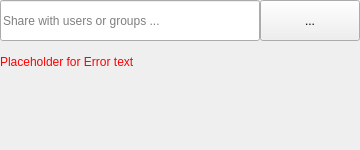
The window that src/gui/shareusergroupwidget.ui (yufish/desktop) describes before a commit, drawn with Qt 5.
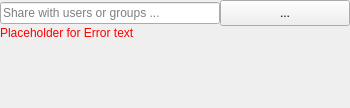
The same window after the commit.

Commit message:
Changes SizePolicy of the windows and sizes.
- Using Fixed as size policy it gives a much smoother user experience
when windows size dinamically changes.

```diff
--- a/src/gui/shareusergroupwidget.ui
+++ b/src/gui/shareusergroupwidget.ui
@@ -6,25 +6,25 @@
    <rect>
     <x>0</x>
     <y>0</y>
-    <width>360</width>
-    <height>150</height>
+    <width>350</width>
+    <height>120</height>
    </rect>
   </property>
   <property name="sizePolicy">
-   <sizepolicy hsizetype="Minimum" vsizetype="Minimum">
+   <sizepolicy hsizetype="Fixed" vsizetype="Minimum">
     <horstretch>0</horstretch>
     <verstretch>0</verstretch>
    </sizepolicy>
   </property>
   <property name="minimumSize">
    <size>
-    <width>360</width>
-    <height>0</height>
+    <width>350</width>
+    <height>120</height>
    </size>
   </property>
   <property name="maximumSize">
    <size>
-    <width>16777215</width>
+    <width>350</width>
     <height>16777215</height>
    </size>
   </property>
@@ -36,7 +36,7 @@
     <number>0</number>
    </property>
    <property name="sizeConstraint">
-    <enum>QLayout::SetMinimumSize</enum>
+    <enum>QLayout::SetFixedSize</enum>
    </property>
    <property name="leftMargin">
     <number>0</number>
@@ -56,7 +56,7 @@
       <number>0</number>
      </property>
      <property name="sizeConstraint">
-      <enum>QLayout::SetMinimumSize</enum>
+      <enum>QLayout::SetFixedSize</enum>
      </property>
      <property name="leftMargin">
       <number>0</number>
@@ -73,14 +73,14 @@
      <item>
       <widget class="QLineEdit" name="shareeLineEdit">
        <property name="sizePolicy">
-        <sizepolicy hsizetype="Minimum" vsizetype="Minimum">
+        <sizepolicy hsizetype="Maximum" vsizetype="Maximum">
          <horstretch>0</horstretch>
          <verstretch>0</verstretch>
         </sizepolicy>
        </property>
        <property name="minimumSize">
         <size>
-         <width>260</width>
+         <width>220</width>
          <height>0</height>
         </size>
        </property>
@@ -98,15 +98,15 @@
      <item>
       <widget class="QToolButton" name="permissionToolButton">
        <property name="sizePolicy">
-        <sizepolicy hsizetype="Minimum" vsizetype="Minimum">
+        <sizepolicy hsizetype="Maximum" vsizetype="Maximum">
          <horstretch>0</horstretch>
          <verstretch>0</verstretch>
         </sizepolicy>
        </property>
        <property name="minimumSize">
         <size>
-         <width>100</width>
-         <height>0</height>
+         <width>130</width>
+         <height>26</height>
         </size>
        </property>
        <property name="maximumSize">
@@ -131,14 +131,14 @@
    <item>
     <widget class="QLabel" name="errorLabel">
      <property name="sizePolicy">
-      <sizepolicy hsizetype="Minimum" vsizetype="Minimum">
+      <sizepolicy hsizetype="Minimum" vsizetype="Maximum">
        <horstretch>0</horstretch>
        <verstretch>0</verstretch>
       </sizepolicy>
      </property>
      <property name="minimumSize">
       <size>
-       <width>360</width>
+       <width>350</width>
        <height>0</height>
       </size>
      </property>
@@ -208,15 +208,15 @@
    <item>
     <widget class="QScrollArea" name="scrollArea">
      <property name="sizePolicy">
-      <sizepolicy hsizetype="Minimum" vsizetype="Minimum">
+      <sizepolicy hsizetype="Fixed" vsizetype="Maximum">
        <horstretch>0</horstretch>
        <verstretch>0</verstretch>
       </sizepolicy>
      </property>
      <property name="minimumSize">
       <size>
-       <width>360</width>
-       <height>0</height>
+       <width>350</width>
+       <height>45</height>
       </size>
      </property>
      <property name="maximumSize">
@@ -235,10 +235,10 @@
       <number>0</number>
      </property>
      <property name="horizontalScrollBarPolicy">
-      <enum>Qt::ScrollBarAlwaysOff</enum>
+      <enum>Qt::ScrollBarAsNeeded</enum>
      </property>
      <property name="sizeAdjustPolicy">
-      <enum>QAbstractScrollArea::AdjustIgnored</enum>
+      <enum>QAbstractScrollArea::AdjustToContents</enum>
      </property>
      <property name="widgetResizable">
       <bool>false</bool>
@@ -251,20 +251,20 @@
        <rect>
         <x>0</x>
         <y>0</y>
-        <width>360</width>
-        <height>44</height>
+        <width>340</width>
+        <height>45</height>
        </rect>
       </property>
       <property name="sizePolicy">
-       <sizepolicy hsizetype="Minimum" vsizetype="Minimum">
+       <sizepolicy hsizetype="Fixed" vsizetype="Minimum">
         <horstretch>0</horstretch>
         <verstretch>0</verstretch>
        </sizepolicy>
       </property>
       <property name="minimumSize">
        <size>
-        <width>360</width>
-        <height>0</height>
+        <width>340</width>
+        <height>45</height>
        </size>
       </property>
       <property name="maximumSize">
@@ -278,7 +278,7 @@
         <number>0</number>
        </property>
        <property name="sizeConstraint">
-        <enum>QLayout::SetMinimumSize</enum>
+        <enum>QLayout::SetFixedSize</enum>
        </property>
        <property name="leftMargin">
         <number>0</number>
```
Left out of the diff: 2 changed lines with no effect on the pictures. The commit also changes 5 other files.
